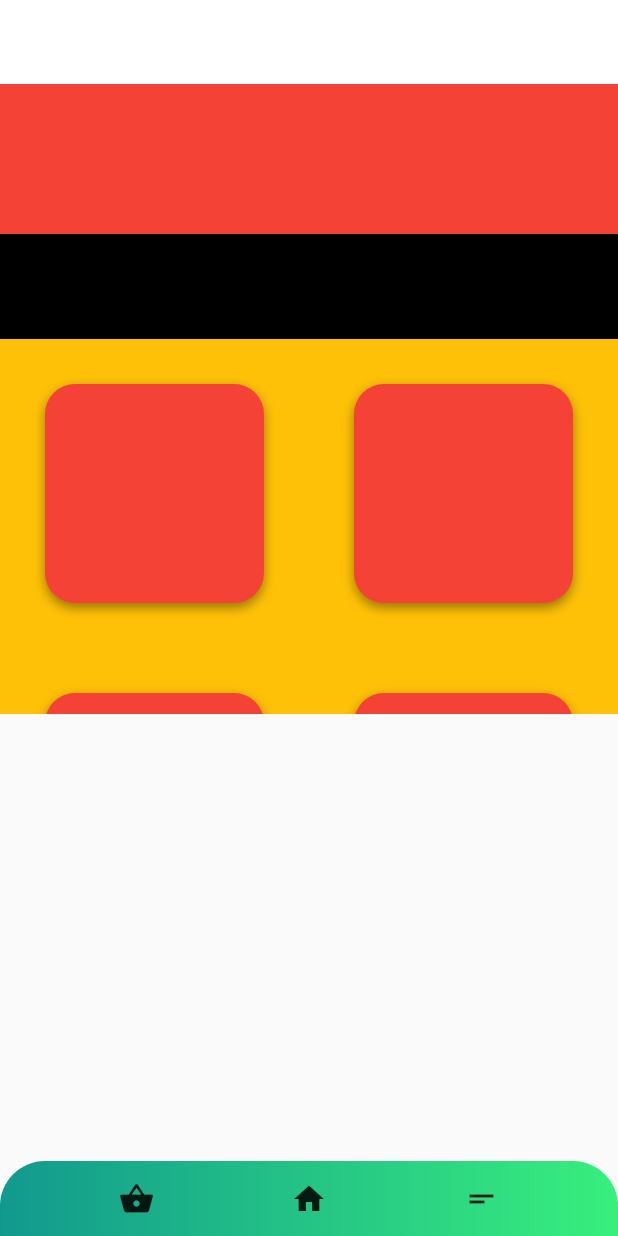
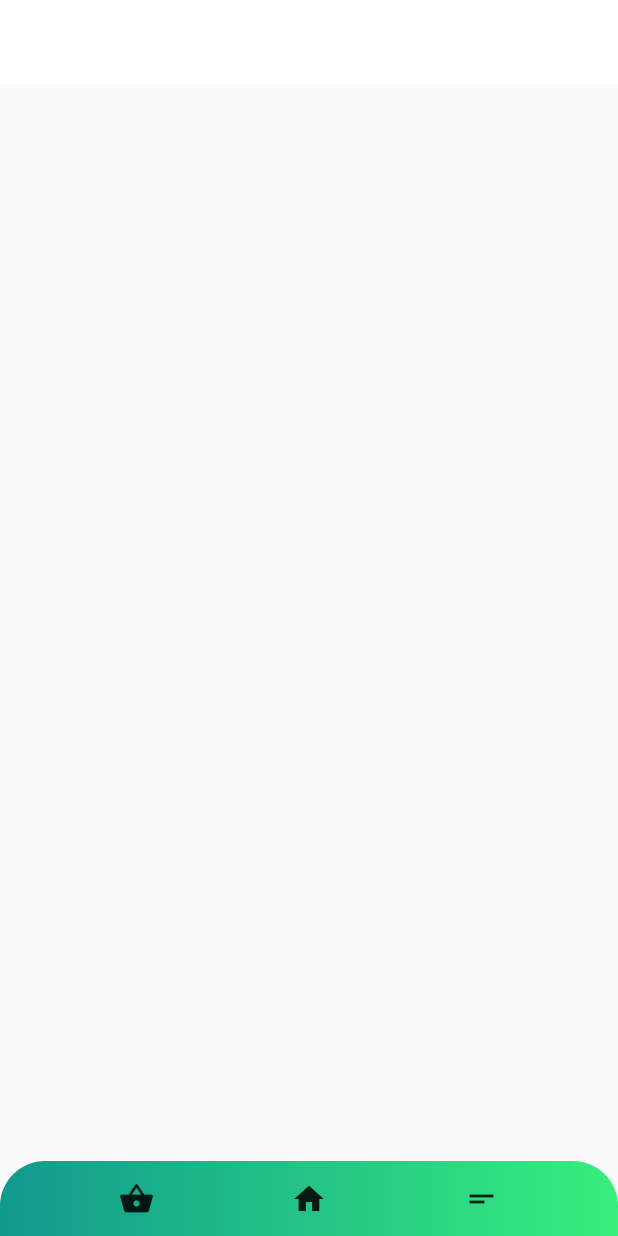
Before and after one commit to krxhna/kiev, a Flutter app: the screen it shows after launch, after a tap on the "shopping basket" icon, on a phone screen of 412 x 824 dp. Run offline on Flutter 3.47's test engine with Material 2 defaults, Android fonts, the phone set to English and light mode, and no system bars.

Commit message:
12/2 7:10 krishna

```diff
--- a/lib/main.dart
+++ b/lib/main.dart
@@ -64,7 +64,7 @@ class MyApp extends StatelessWidget {
                 onPressed: () {
                   Navigator.push(
                     context,
-                    MaterialPageRoute(builder: (context) => Secondpage()),
+                    MaterialPageRoute(builder: (context) => news()),
                   );
                 },
               ),
@@ -145,7 +145,7 @@ class MyApp extends StatelessWidget {
               padding: const EdgeInsets.only(top: 0, left: 30, right: 30),
               child: Container(
                 decoration: BoxDecoration(
-                    color: Colors.amber,
+                    color: Colors.white,
                     borderRadius: BorderRadius.circular(30)),
                 height: 500,
                 child: GridView.builder(
@@ -175,7 +175,7 @@ class MyApp extends StatelessWidget {
   }
 }
 
-class Secondpage extends StatelessWidget {
+class news extends StatelessWidget {
   @override
   Widget build(BuildContext context) {
     return Scaffold(
@@ -301,7 +301,7 @@ class shopping extends StatelessWidget {
                   onPressed: () {
                     Navigator.push(
                       context,
-                      MaterialPageRoute(builder: (context) => Secondpage()),
+                      MaterialPageRoute(builder: (context) => news()),
                     );
                   },
                 ),
@@ -313,101 +313,6 @@ class shopping extends StatelessWidget {
           backgroundColor: Colors.white,
           elevation: 0,
         ),
-        body: ListView(
-          children: <Widget>[
-            Container(
-              color: Colors.red,
-              height: 100,
-            ),
-            Container(
-              color: Colors.black,
-              height: 70,
-            ),
-            Container(
-                color: Colors.amber,
-                height: 250,
-                child: GridView.count(
-                  crossAxisCount: 2,
-                  childAspectRatio: 1,
-                  children: <Widget>[
-                     Padding(
-                         padding: const EdgeInsets.all(30.0),
-                         child: Container(
-
-                          height: 110.00,
-                          width: 137.00,
-                          decoration: BoxDecoration(
-                            color: Colors.red,
-                            boxShadow: [
-                              BoxShadow(
-                                offset: Offset(0.00, 3.00),
-                                color: Color(0xff000000).withOpacity(0.39),
-                                blurRadius: 6,
-                              ),
-                            ],
-                            borderRadius: BorderRadius.circular(20.00),
-                          ),
-                    ),
-                       ),
-                     Padding(
-                         padding: const EdgeInsets.all(30.0),
-                         child: Container(
-
-                          height: 110.00,
-                          width: 137.00,
-                          decoration: BoxDecoration(
-                            color: Colors.red,
-                            boxShadow: [
-                              BoxShadow(
-                                offset: Offset(0.00, 3.00),
-                                color: Color(0xff000000).withOpacity(0.39),
-                                blurRadius: 6,
-                              ),
-                            ],
-                            borderRadius: BorderRadius.circular(20.00),
-                          ),
-                    ),
-                       ),Padding(
-                       padding: const EdgeInsets.all(30.0),
-                       child: Container(
-
-                        height: 110.00,
-                        width: 137.00,
-                        decoration: BoxDecoration(
-                          color: Colors.red,
-                          boxShadow: [
-                            BoxShadow(
-                              offset: Offset(0.00, 3.00),
-                              color: Color(0xff000000).withOpacity(0.39),
-                              blurRadius: 6,
-                            ),
-                          ],
-                          borderRadius: BorderRadius.circular(20.00),
-                        ),
-                    ),
-                     ),Padding(
-                       padding: const EdgeInsets.all(30),
-                       child: Container(
-
-                        height: 110.00,
-                        width: 137.00,
-                        decoration: BoxDecoration(
-                          color: Colors.red,
-                          boxShadow: [
-                            BoxShadow(
-                              offset: Offset(0.00, 3.00),
-                              color: Color(0xff000000).withOpacity(0.39),
-                              blurRadius: 6,
-                            ),
-                          ],
-                          borderRadius: BorderRadius.circular(20.00),
-                        ),
-                    ),
-                     ),
-
-                  ],
-                )),
-          ],
-        ));
+        body: Container());
   }
 }
```
